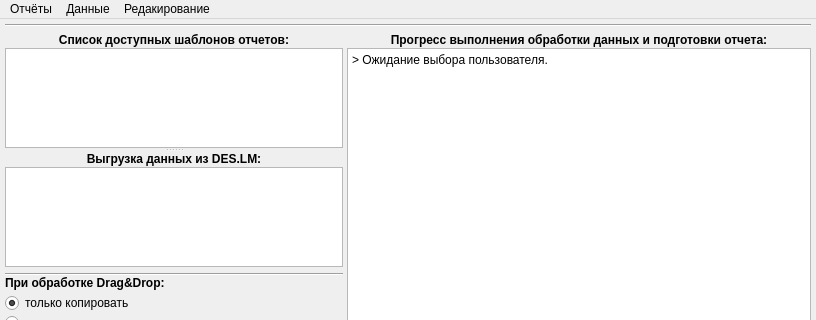
Before: the Qt Designer form Qt5Project/Windows2.ui in DIVIGL1/DES.LM.Reports, drawn with Qt 5; both pictures show x 0 to 816 and y 0 to 320 of the 816 by 695 pixel window.
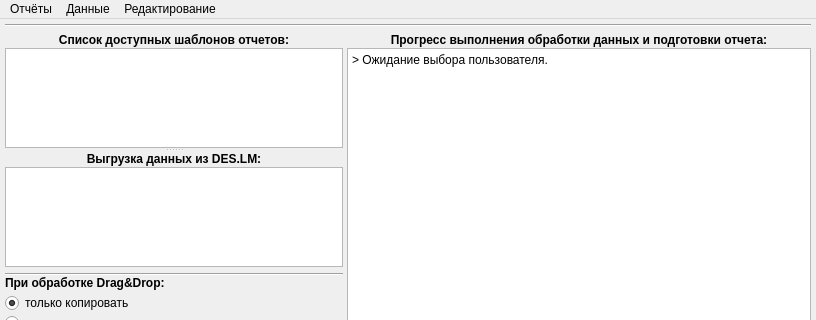
After: the same form once the commit is applied.

Commit message: Added new menu elements.

Patch:
```diff
--- a/Qt5Project/Windows2.ui
+++ b/Qt5Project/Windows2.ui
@@ -631,7 +631,7 @@
      <height>21</height>
     </rect>
    </property>
-   <widget class="QMenu" name="menu">
+   <widget class="QMenu" name="RportMenu">
     <property name="title">
      <string>Отчёты</string>
     </property>
@@ -643,7 +643,7 @@
     <addaction name="separator"/>
     <addaction name="Exit"/>
    </widget>
-   <widget class="QMenu" name="menu_2">
+   <widget class="QMenu" name="DataMenu">
     <property name="title">
      <string>Данные</string>
     </property>
@@ -652,9 +652,9 @@
     <addaction name="separator"/>
     <addaction name="MoveRawFile2Archive"/>
    </widget>
-   <widget class="QMenu" name="menu_3">
+   <widget class="QMenu" name="EditsettingsFiles">
     <property name="title">
-     <string>Редакирование</string>
+     <string>Редактирование</string>
     </property>
     <addaction name="EditReportForm"/>
     <addaction name="EditRawFile"/>
@@ -678,9 +678,9 @@
     <addaction name="separator"/>
     <addaction name="Settings"/>
    </widget>
-   <addaction name="menu"/>
-   <addaction name="menu_2"/>
-   <addaction name="menu_3"/>
+   <addaction name="RportMenu"/>
+   <addaction name="DataMenu"/>
+   <addaction name="EditsettingsFiles"/>
   </widget>
   <action name="CreateReport">
    <property name="text">
```
The commit also changes 2 other files.
